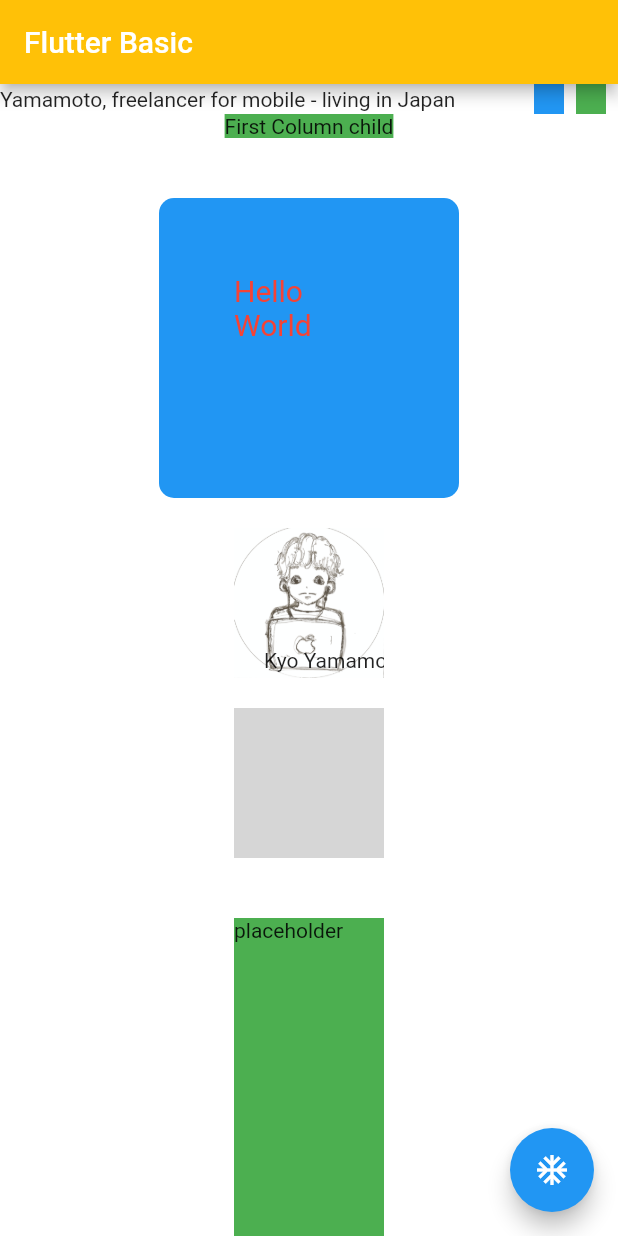
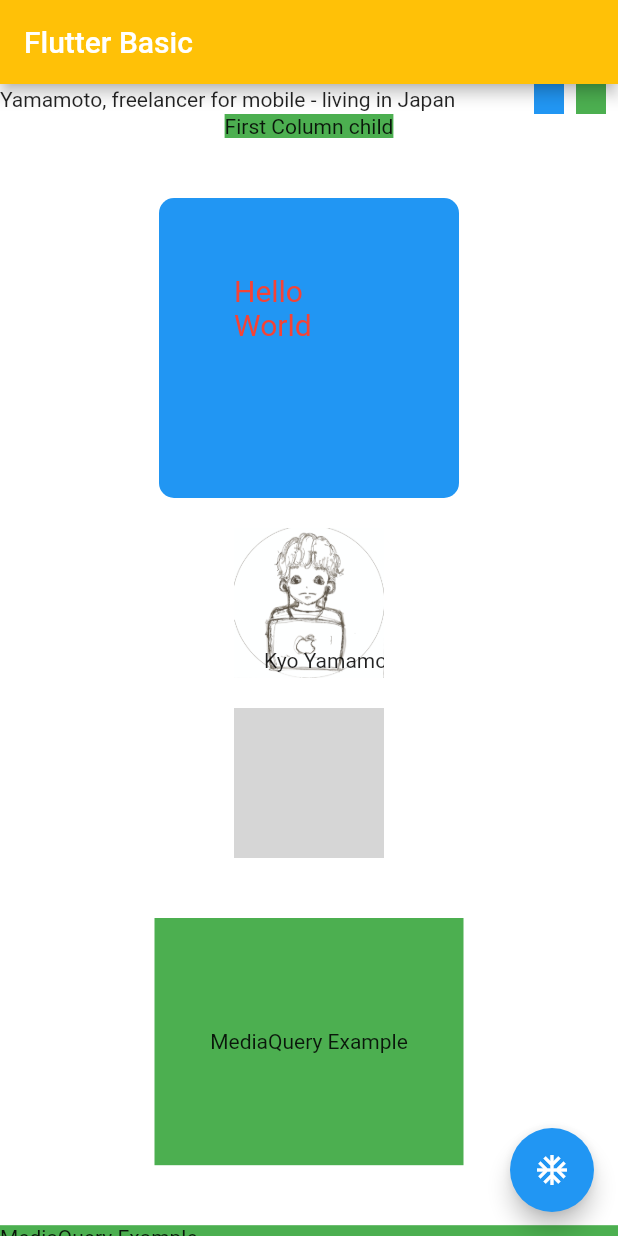
Before and after one commit to YamamotoDesu/basics, a Flutter app: the screen it shows after launch, on a phone screen of 412 x 824 dp. Run offline on Flutter 3.47's test engine with Material 2 defaults, Android fonts, the phone set to English and light mode, and no system bars; network calls fail; grey boxes are pictures that could not be loaded.

Commit message:
Widgets - Media Query

```diff
--- a/lib/main.dart
+++ b/lib/main.dart
@@ -111,12 +111,18 @@ class MyApp extends StatelessWidget {
                   const SizedBox(
                     height: 40,
                   ),
-                  Container(
-                    height: 400,
-                    width: 100,
-                    color: Colors.green,
-                    child: const Text("placeholder"),
+                  const MediaQueryExample(),
+                  const SizedBox(
+                    height: 40,
                   ),
+                  Builder(builder: (context){
+                    return Container(
+                      color: Colors.green,
+                      width: MediaQuery.of(context).size.width,
+                      height: 100,
+                      child: const Text("MediaQuery Example"),
+                    );
+                  })
                 ]),
           ),
         ),
@@ -127,3 +133,22 @@ class MyApp extends StatelessWidget {
     );
   }
 }
+
+class MediaQueryExample extends StatelessWidget {
+  const MediaQueryExample({
+    super.key,
+  });
+
+  @override
+  Widget build(BuildContext context) {
+    final size = MediaQuery.of(context).size;
+    return Container(
+      color: Colors.green,
+      width: size.width / 2,
+      height: size.height / 5,
+      child: const Center(
+        child: Text("MediaQuery Example"),
+      ),
+    );
+  }
+}
```
